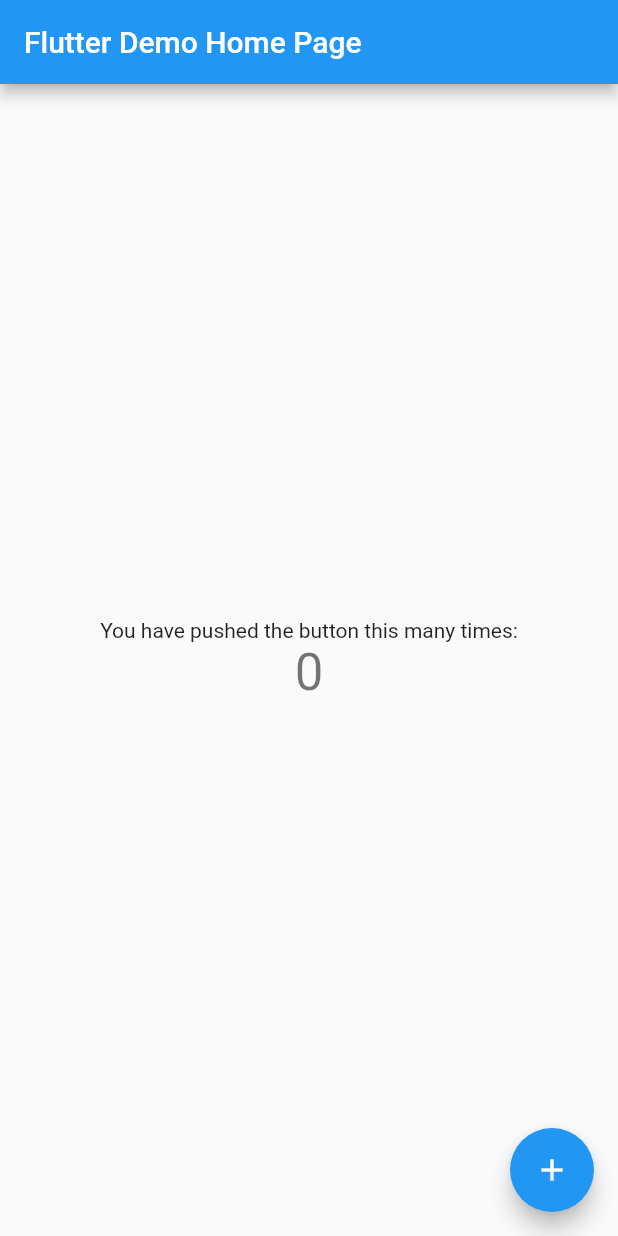
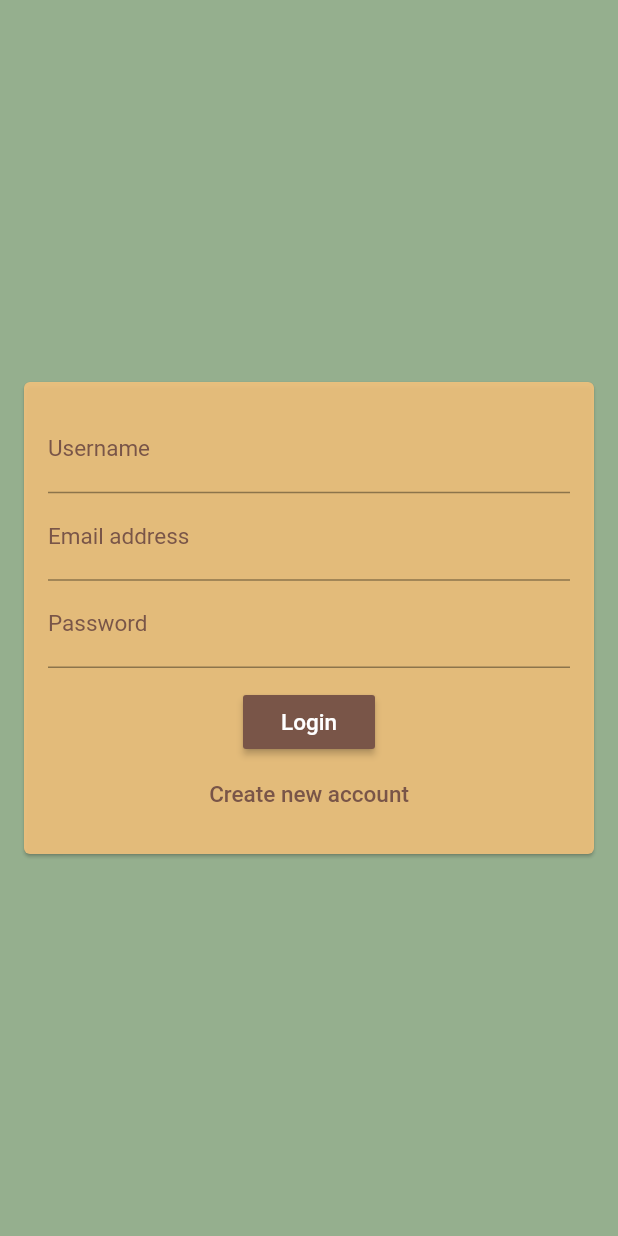
Before and after one commit to JahnaviSatishShanbhag/Pet_Adoption_App, a Flutter app: the screen it shows after launch, on a phone screen of 412 x 824 dp. Run offline on Flutter 3.47's test engine with Material 2 defaults, Android fonts, the phone set to English and light mode, and no system bars.

Commit message:
added screens and widgets folder

```diff
--- a/lib/main.dart
+++ b/lib/main.dart
@@ -1,68 +1,21 @@
 import 'package:flutter/material.dart';
 
+import '../screens/auth_screen.dart';
+
 void main() {
-  runApp(const MyApp());
+  runApp(MyApp());
 }
 
 class MyApp extends StatelessWidget {
-  const MyApp({Key? key}) : super(key: key);
-
-  // This widget is the root of your application.
   @override
   Widget build(BuildContext context) {
     return MaterialApp(
       title: 'Flutter Demo',
       theme: ThemeData(
-        primarySwatch: Colors.blue,
+        // primarySwatch: Colors.green ,
+        // accentColor:Colors.brown,
       ),
-      home: const MyHomePage(title: 'Flutter Demo Home Page'),
+      home: AuthScreen(),
     );
   }
 }
-
-class MyHomePage extends StatefulWidget {
-  const MyHomePage({Key? key, required this.title}) : super(key: key);
-
-  final String title;
-
-  @override
-  State<MyHomePage> createState() => _MyHomePageState();
-}
-
-class _MyHomePageState extends State<MyHomePage> {
-  int _counter = 0;
-
-  void _incrementCounter() {
-    setState(() {
-      _counter++;
-    });
-  }
-
-  @override
-  Widget build(BuildContext context) {
-    return Scaffold(
-      appBar: AppBar(
-        title: Text(widget.title),
-      ),
-      body: Center(
-        child: Column(
-          mainAxisAlignment: MainAxisAlignment.center,
-          children: <Widget>[
-            const Text(
-              'You have pushed the button this many times:',
-            ),
-            Text(
-              '$_counter',
-              style: Theme.of(context).textTheme.headline4,
-            ),
-          ],
-        ),
-      ),
-      floatingActionButton: FloatingActionButton(
-        onPressed: _incrementCounter,
-        tooltip: 'Increment',
-        child: const Icon(Icons.add),
-      ), // This trailing comma makes auto-formatting nicer for build methods.
-    );
-  }
-}
--- /dev/null
+++ b/lib/screens/auth_screen.dart
@@ -0,0 +1,19 @@
+import 'package:flutter/material.dart';
+
+import '../widgets/auth_form.dart';
+
+class AuthScreen extends StatefulWidget {
+
+  @override
+  _AuthScreenState createState() => _AuthScreenState();
+}
+
+class _AuthScreenState extends State<AuthScreen> {
+  @override
+  Widget build(BuildContext context) {
+    return Scaffold(
+      backgroundColor: const Color.fromRGBO(79,121,66,0.6),
+      body:AuthForm(),
+    );
+  }
+}
--- /dev/null
+++ b/lib/widgets/auth_form.dart
@@ -0,0 +1,84 @@
+import 'package:flutter/material.dart';
+
+class AuthForm extends StatefulWidget {
+  @override
+  _AuthFormState createState() => _AuthFormState();
+}
+
+class _AuthFormState extends State<AuthForm> {
+  @override
+  Widget build(BuildContext context) {
+    return Center(
+        child: Card(
+      color: const Color.fromRGBO(241, 194, 125, 0.9),
+      margin: const EdgeInsets.all(
+        16,
+      ),
+      child: SingleChildScrollView(
+        child: Padding(
+          padding: const EdgeInsets.all(
+            16,
+          ),
+          child: Form(
+            child: Column(
+              mainAxisSize: MainAxisSize.min,
+              children: [
+                TextFormField(
+                  decoration: const InputDecoration(
+                    labelText: 'Username',
+                    labelStyle: TextStyle(
+                      color: Colors.brown,
+                      fontSize: 15,
+                    ),
+                  ),
+                ),
+                TextFormField(
+                  keyboardType: TextInputType.emailAddress,
+                  decoration: const InputDecoration(
+                    labelText: 'Email address',
+                    labelStyle: TextStyle(
+                      color: Colors.brown,
+                      fontSize: 15,
+                    ),
+                  ),
+                ),
+                TextFormField(
+                  decoration: const InputDecoration(
+                    labelText: 'Password',
+                    labelStyle: TextStyle(
+                      color: Colors.brown,
+                      fontSize: 15,
+                    ),
+                  ),
+                ),
+                const SizedBox(
+                  height: 12,
+                ),
+                RaisedButton(
+                    child: const Text(
+                      'Login',
+                      style: TextStyle(
+                        color: Colors.white,
+                        fontSize: 15,
+                      ),
+                    ),
+                    color: Colors.brown,
+                    onPressed: () {}),
+                FlatButton(
+                  child: const Text(
+                    'Create new account',
+                    style: TextStyle(
+                      color: Colors.brown,
+                      fontSize: 15,
+                    ),
+                  ),
+                  onPressed: () {},
+                ),
+              ],
+            ),
+          ),
+        ),
+      ),
+    ));
+  }
+}
```
